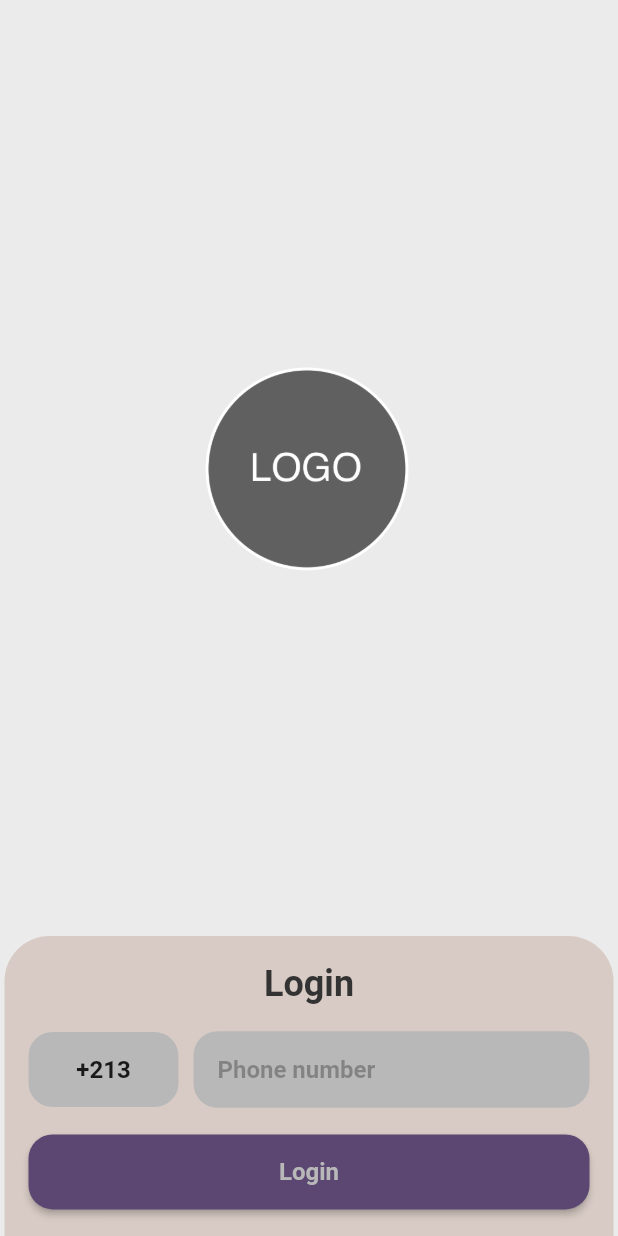
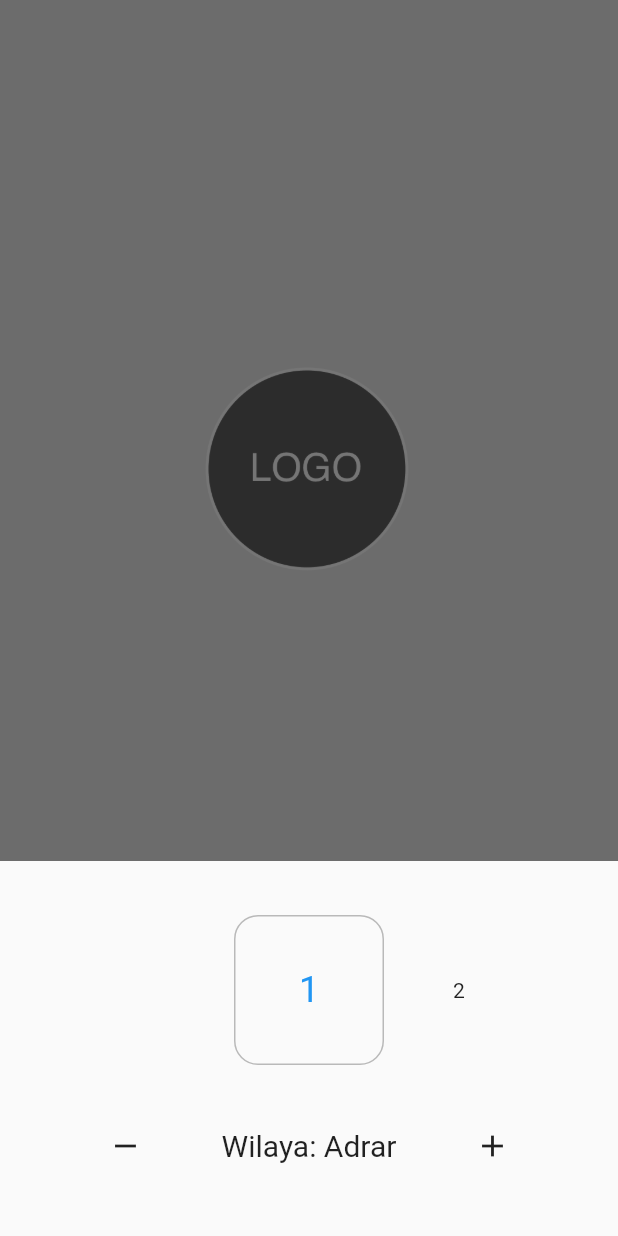
Before and after one commit to Pegasus999/wasla, a Flutter app: the screen it shows after launch, on a phone screen of 412 x 824 dp. Run offline on Flutter 3.47's test engine with Material 2 defaults, Android fonts, the phone set to English and light mode, and no system bars; drawn by our look-alikes of numberpicker; our stand-ins replace font_awesome_flutter, geolocator, google_fonts, loading_indicator, lottie, material_floating_search_bar_2 and 3 more; missing offline and left inert: draggable_bottom_sheet, flutter_polyline_points, list_picker, map_location_picker; accounts and stored records are empty; Roboto replaces fonts that are missing (Changa).

Commit message:
i forgor

```diff
--- a/lib/Screens/Login/PhoneLogin.dart
+++ b/lib/Screens/Login/PhoneLogin.dart
@@ -1,10 +1,10 @@
 import 'dart:convert';
-
 import 'package:flutter/material.dart';
 import 'package:shared_preferences/shared_preferences.dart';
-
+import 'package:numberpicker/numberpicker.dart';
 import 'package:wasla/Constants.dart';
 import 'package:wasla/Models/User.dart';
+import 'package:flutter/services.dart';
 import 'package:wasla/Screens/HomePage.dart';
 import 'package:wasla/Screens/Login/Register.dart';
 import 'package:wasla/Services/API.dart';
@@ -20,10 +20,71 @@ class _PhoneLoginState extends State<PhoneLogin> {
   TextEditingController phoneController = TextEditingController();
   User? user;
   bool loading = false;
-
+  int wilaya = 1;
+  List<String> wilayat = [
+    'Adrar',
+    'Chlef',
+    'Laghouat',
+    'Oum El Bouaghi',
+    'Batna',
+    'Béjaïa',
+    'Biskra',
+    'Béchar',
+    'Blida',
+    'Bouïra',
+    'Tamanrasset',
+    'Tébessa',
+    'Tlemcen',
+    'Tiaret',
+    'Tizi Ouzou',
+    'Algiers',
+    'Djelfa',
+    'Jijel',
+    'Sétif',
+    'Saïda',
+    'Skikda',
+    'Sidi Bel Abbès',
+    'Annaba',
+    'Guelma',
+    'Constantine',
+    'Médéa',
+    'Mostaganem',
+    "M'Sila",
+    'Mascara',
+    'Ouargla',
+    'Oran',
+    'El Bayadh',
+    'Illizi',
+    'Bordj Bou Arréridj',
+    'Boumerdès',
+    'El Tarf',
+    'Tindouf',
+    'Tissemsilt',
+    'El Oued',
+    'Khenchela',
+    'Souk Ahras',
+    'Tipaza',
+    'Mila',
+    'Aïn Defla',
+    'Naâma',
+    'Aïn Témouchent',
+    'Ghardaïa',
+    'Relizane',
+    'Timimoun',
+    'Bordj Badji Mokhtar',
+    'Ouled Djellal',
+    'Béni Abbès',
+    'Ain Salah',
+    'Ain Guezzam',
+    'Touggourt',
+    'Djanet',
+    "El M'Ghair",
+    'El Menia'
+  ];
   @override
   void initState() {
     super.initState();
+    Future.delayed(const Duration(seconds: 2), () => showWilayaDialog(context));
     skipLogin();
   }
 
@@ -44,20 +105,33 @@ class _PhoneLoginState extends State<PhoneLogin> {
     }
   }
 
+  showWilayaDialog(BuildContext context) async {
+    showModalBottomSheet(
+      context: context,
+      builder: (context) => WilayaPicker(callback: (value) {
+        setState(() {
+          wilaya = value;
+        });
+      }),
+    );
+  }
+
   _login() async {
-    final result = await API.login(context, phoneController.text);
+    try {
+      User? result = await API.login(context, phoneController.text);
+
       if (result != null) {
         setState(() {
           user = result;
         });
-      if (user != null) {
         SharedPreferences prefs = await SharedPreferences.getInstance();
         Map<String, dynamic> json = user!.toJson();
         await prefs.setString("user", jsonEncode(json));
+        await prefs.setInt("wilaya", wilaya);
         Navigator.pushReplacement(
             context,
             MaterialPageRoute(
-              builder: (context) => HomePage(user: user),
+              builder: (context) => HomePage(user: user, wilaya: wilaya),
             ));
       } else {
         Navigator.push(
@@ -66,6 +140,15 @@ class _PhoneLoginState extends State<PhoneLogin> {
               builder: (context) => RegisterPage(number: phoneController.text),
             ));
       }
+    } catch (e) {
+      showDialog(
+        context: context,
+        builder: (context) => AlertDialog(
+          title: Text("ERROR"),
+          content:
+              SizedBox(height: 200, child: Center(child: Text(e.toString()))),
+        ),
+      );
     }
   }
 
@@ -122,8 +205,7 @@ class _PhoneLoginState extends State<PhoneLogin> {
                               width: 100,
                               decoration: BoxDecoration(
                                   borderRadius: BorderRadius.circular(16),
-                                  color:
-                                      const Color.fromRGBO(184, 184, 184, 1)),
+                                  color: Colors.white),
                               child: const Center(
                                   child: Text(
                                 "+213",
@@ -136,13 +218,16 @@ class _PhoneLoginState extends State<PhoneLogin> {
                               child: Container(
                                 decoration: BoxDecoration(
                                     borderRadius: BorderRadius.circular(16),
-                                    color:
-                                        const Color.fromRGBO(184, 184, 184, 1)),
+                                    color: Colors.white),
                                 child: TextField(
                                   style: TextStyle(
                                       fontSize: 16,
                                       color: Constants.black,
                                       fontWeight: FontWeight.bold),
+                                  inputFormatters: <TextInputFormatter>[
+                                    FilteringTextInputFormatter.digitsOnly,
+                                    LengthLimitingTextInputFormatter(9),
+                                  ],
                                   controller: phoneController,
                                   decoration: InputDecoration(
                                       border: InputBorder.none,
@@ -163,10 +248,15 @@ class _PhoneLoginState extends State<PhoneLogin> {
                         padding: const EdgeInsets.symmetric(horizontal: 16.0),
                         child: ElevatedButton(
                           onPressed: () async {
-                            _login();
+                            if (phoneController.text.length == 9) {
                               setState(() {
                                 loading = true;
                               });
+                              _login();
+                              setState(() {
+                                loading = false;
+                              });
+                            }
                           },
                           style: ButtonStyle(
                               backgroundColor:
@@ -198,3 +288,131 @@ class _PhoneLoginState extends State<PhoneLogin> {
     );
   }
 }
+
+class WilayaPicker extends StatefulWidget {
+  const WilayaPicker({super.key, required this.callback});
+  final Function(int) callback;
+  @override
+  State<WilayaPicker> createState() => _WilayaPickerState();
+}
+
+class _WilayaPickerState extends State<WilayaPicker> {
+  int wilaya = 1;
+  List<String> wilayat = [
+    'Adrar',
+    'Chlef',
+    'Laghouat',
+    'Oum El Bouaghi',
+    'Batna',
+    'Béjaïa',
+    'Biskra',
+    'Béchar',
+    'Blida',
+    'Bouïra',
+    'Tamanrasset',
+    'Tébessa',
+    'Tlemcen',
+    'Tiaret',
+    'Tizi Ouzou',
+    'Algiers',
+    'Djelfa',
+    'Jijel',
+    'Sétif',
+    'Saïda',
+    'Skikda',
+    'Sidi Bel Abbès',
+    'Annaba',
+    'Guelma',
+    'Constantine',
+    'Médéa',
+    'Mostaganem',
+    "M'Sila",
+    'Mascara',
+    'Ouargla',
+    'Oran',
+    'El Bayadh',
+    'Illizi',
+    'Bordj Bou Arréridj',
+    'Boumerdès',
+    'El Tarf',
+    'Tindouf',
+    'Tissemsilt',
+    'El Oued',
+    'Khenchela',
+    'Souk Ahras',
+    'Tipaza',
+    'Mila',
+    'Aïn Defla',
+    'Naâma',
+    'Aïn Témouchent',
+    'Ghardaïa',
+    'Relizane',
+    'Timimoun',
+    'Bordj Badji Mokhtar',
+    'Ouled Djellal',
+    'Béni Abbès',
+    'Ain Salah',
+    'Ain Guezzam',
+    'Touggourt',
+    'Djanet',
+    "El M'Ghair",
+    'El Menia'
+  ];
+  @override
+  Widget build(BuildContext context) {
+    return SizedBox(
+      height: 250,
+      child: Column(
+          mainAxisAlignment: MainAxisAlignment.center,
+          crossAxisAlignment: CrossAxisAlignment.center,
+          children: [
+            NumberPicker(
+              value: wilaya,
+              minValue: 1,
+              maxValue: 58,
+              step: 1,
+              itemHeight: 100,
+              axis: Axis.horizontal,
+              onChanged: (value) {
+                setState(() => wilaya = value);
+                widget.callback(value);
+              },
+              decoration: BoxDecoration(
+                borderRadius: BorderRadius.circular(16),
+                border: Border.all(color: Colors.black26),
+              ),
+            ),
+            const SizedBox(height: 30),
+            Row(
+              mainAxisAlignment: MainAxisAlignment.center,
+              children: [
+                IconButton(
+                  icon: Icon(Icons.remove),
+                  onPressed: () => setState(() {
+                    final newValue = wilaya - 1;
+                    wilaya = newValue.clamp(1, 58);
+                  }),
+                ),
+                const SizedBox(
+                  width: 40,
+                ),
+                Text(
+                  'Wilaya: ${wilayat[wilaya - 1]}',
+                  style: TextStyle(fontSize: 20),
+                ),
+                const SizedBox(
+                  width: 40,
+                ),
+                IconButton(
+                  icon: Icon(Icons.add),
+                  onPressed: () => setState(() {
+                    final newValue = wilaya + 1;
+                    wilaya = newValue.clamp(1, 58);
+                  }),
+                ),
+              ],
+            ),
+          ]),
+    );
+  }
+}
--- a/lib/Screens/Login/Register.dart
+++ b/lib/Screens/Login/Register.dart
@@ -14,7 +14,7 @@ class RegisterPage extends StatefulWidget {
 }
 
 class _RegisterPageState extends State<RegisterPage> {
-  bool loading = true;
+  bool loading = false;
   TextEditingController firstNameController = TextEditingController();
   TextEditingController lastNameController = TextEditingController();
   TextEditingController wilayaController = TextEditingController();
@@ -112,7 +112,7 @@ class _RegisterPageState extends State<RegisterPage> {
                             child: Container(
                               decoration: BoxDecoration(
                                   borderRadius: BorderRadius.circular(16),
-                                  color: Constants.secondary),
+                                  color: Color.fromRGBO(184, 184, 184, 1)),
                               child: TextField(
                                 style: TextStyle(
                                     fontSize: 16,
@@ -186,7 +186,7 @@ class _RegisterPageState extends State<RegisterPage> {
                                     style: TextStyle(
                                         fontSize: 16,
                                         fontWeight: FontWeight.bold,
-                                        color: Constants.black),
+                                        color: Colors.white),
                                   ),
                           ),
                         )
--- a/lib/Screens/Maps/TaxiPage.dart
+++ b/lib/Screens/Maps/TaxiPage.dart
@@ -82,17 +82,47 @@ class _TaxiViewState extends State<TaxiView> {
       Navigator.pushReplacement(
           context,
           MaterialPageRoute(
-            builder: (context) => HomePage(),
+            builder: (context) => HomePage(
+              user: widget.user,
+            ),
           ));
     });
 
+    socket.on("noRides", (data) {
+      showDialog(
+        context: context,
+        builder: (context) => AlertDialog(
+          title: const Text("No Drivers"),
+          content: SizedBox(
+            height: 200,
+            child: Center(child: Text(data)),
+          ),
+          actions: [
+            TextButton(
+              child: Text('Ok'),
+              onPressed: () {
+                Navigator.pushReplacement(
+                    context,
+                    MaterialPageRoute(
+                      builder: (context) => HomePage(
+                        user: widget.user,
+                      ),
+                    ));
+              },
+            ),
+          ],
+        ),
+      );
+    });
     socket.on('cancelRide', (data) {
       ScaffoldMessenger.of(context)
           .showSnackBar(const SnackBar(content: Text("Ride canceled")));
       Navigator.pushReplacement(
           context,
           MaterialPageRoute(
-            builder: (context) => HomePage(),
+            builder: (context) => HomePage(
+              user: widget.user,
+            ),
           ));
     });
   }
@@ -104,7 +134,7 @@ class _TaxiViewState extends State<TaxiView> {
   }
 
   initSocket() async {
-    socket = IO.io("http://172.20.10.5:5000", {
+    socket = IO.io("https://waslaandk.onrender.com", {
       "transports": ['websocket'],
       "autoConnect": false
     });
--- a/lib/Screens/Maps/TowingPage.dart
+++ b/lib/Screens/Maps/TowingPage.dart
@@ -77,7 +77,7 @@ class TowingViewState extends State<TowingView>
   }
 
   initSocket() async {
-    socket = IO.io("http://172.20.10.5:5000", {
+    socket = IO.io("https://waslaandk.onrender.com", {
       "transports": ['websocket'],
       "autoConnect": false
     });
--- a/lib/Services/API.dart
+++ b/lib/Services/API.dart
@@ -11,7 +11,7 @@ import 'package:wasla/Models/User.dart';
 
 class API {
   static String url_base = "https://www.autoevolution.com/";
-  static String base_url = "http://172.20.10.5:5000/api/";
+  static String base_url = "https://waslaandk.onrender.com/api/";
 
   static Future register(BuildContext context, String phoneNumber,
       String firstName, String lastName) async {
@@ -29,9 +29,6 @@ class API {
         User? user = User.fromJson(json["user"]);
 
         return user;
-      } else {
-        ScaffoldMessenger.of(context)
-            .showSnackBar(const SnackBar(content: Text("No such user")));
       }
     } catch (err) {
       print(err);
@@ -59,7 +56,7 @@ class API {
     }
   }
 
-  static Future login(BuildContext context, String phoneNumber) async {
+  static Future<User?> login(BuildContext context, String phoneNumber) async {
     try {
       final headers = {'Content-Type': 'application/json'};
       final url = Uri.parse('${base_url}auth/login');
@@ -73,11 +70,12 @@ class API {
       } else {
         ScaffoldMessenger.of(context)
             .showSnackBar(const SnackBar(content: Text("No such user")));
+        return null;
       }
     } catch (err) {
       print(err);
-      ScaffoldMessenger.of(context)
-          .showSnackBar(const SnackBar(content: Text("Error occured")));
+
+      throw Exception("Error occured");
     }
   }
 
--- a/pubspec.yaml
+++ b/pubspec.yaml
@@ -53,6 +53,7 @@ dependencies:
   list_picker: ^1.1.0
   material_floating_search_bar_2: ^0.5.0
   socket_io_client: ^2.0.3+1
+  numberpicker: ^2.1.2
 
 dev_dependencies:
   flutter_test:
```
Also changed, not shown: pubspec.lock. Lines whose indentation alone changed are shown as unchanged.
